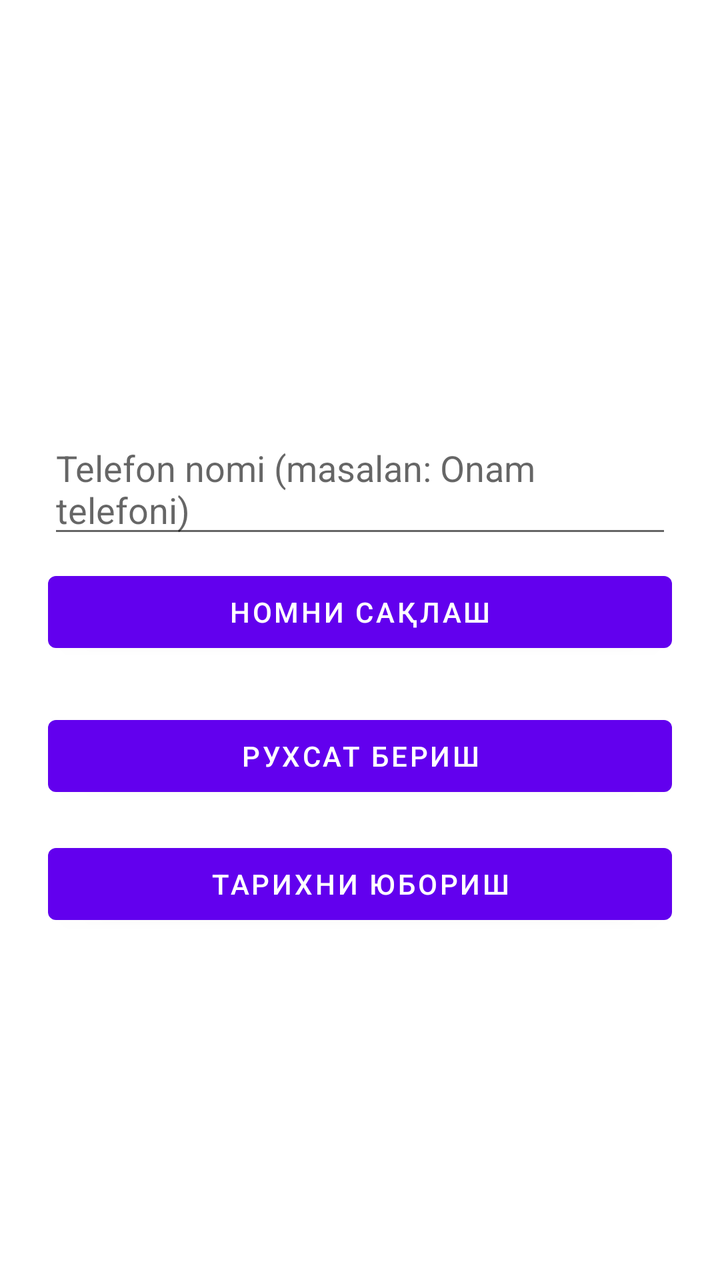
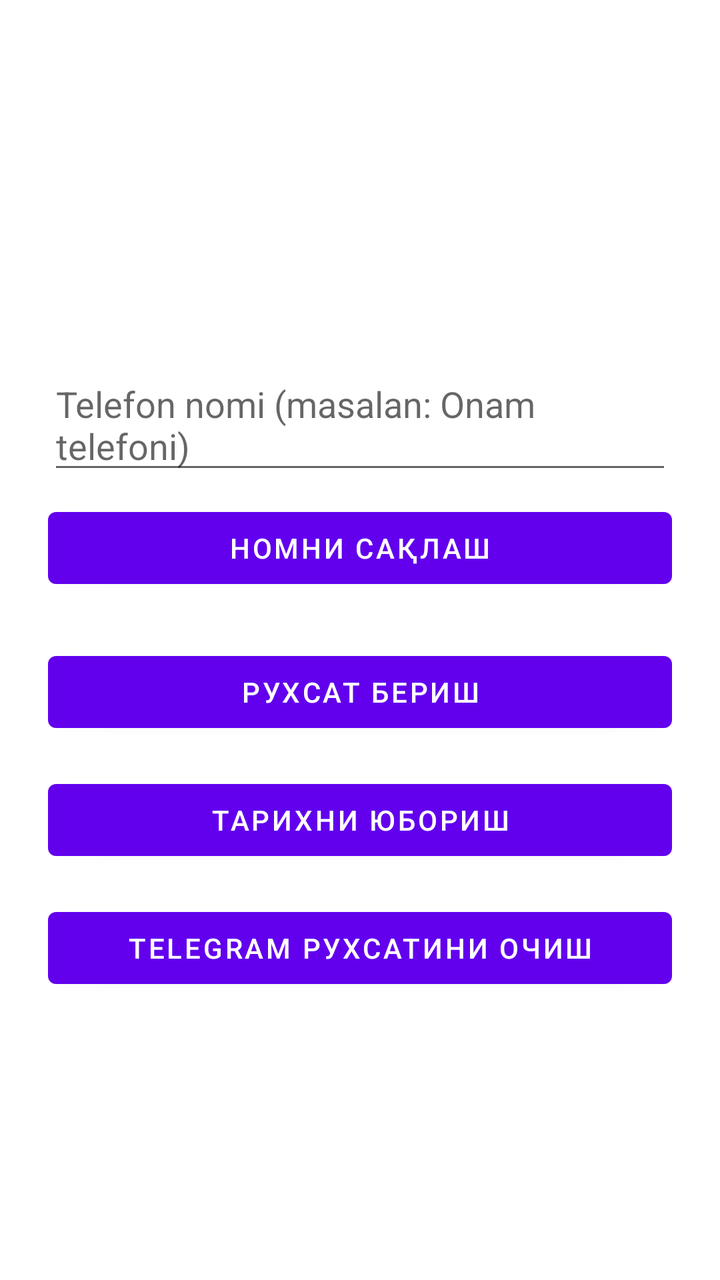

Compare the two renders of this Android layout. The source of the first and the diff that turns it into the second are given below.
<!-- AndroidManifest.xml: application theme Theme.Kuzatuv -->
<!-- res/layout/activity_main.xml -->
<?xml version="1.0" encoding="utf-8"?>
<LinearLayout xmlns:android="http://schemas.android.com/apk/res/android"
    android:layout_width="match_parent"
    android:layout_height="match_parent"
    android:orientation="vertical"
    android:gravity="center"
    android:padding="24dp">

    <TextView
        android:id="@+id/statusText"
        android:layout_width="wrap_content"
        android:layout_height="wrap_content"
        android:textSize="16sp"
        android:layout_marginBottom="16dp" />

    <EditText
        android:id="@+id/deviceNameInput"
        android:layout_width="match_parent"
        android:layout_height="wrap_content"
        android:hint="Telefon nomi (masalan: Onam telefoni)"
        android:layout_marginBottom="8dp" />

    <Button
        android:id="@+id/btnSaveDeviceName"
        android:layout_width="match_parent"
        android:layout_height="wrap_content"
        android:text="Номни сақлаш"
        android:layout_marginBottom="24dp" />

    <Button
        android:id="@+id/btnPermission"
        android:layout_width="match_parent"
        android:layout_height="wrap_content"
        android:text="Рухсат бериш"
        android:layout_marginBottom="16dp" />

    <Button
        android:id="@+id/btnSyncHistory"
        android:layout_width="match_parent"
        android:layout_height="wrap_content"
        android:text="Тарихни юбориш" />

</LinearLayout>
<!-- resources referenced by this layout -->
<resources>
  <style name="Theme.Kuzatuv" parent="Theme.MaterialComponents.DayNight.NoActionBar" />
</resources>

<!-- the commit's change to res/layout/activity_main.xml (unified diff, before → after) -->
@@ -38,6 +38,13 @@
         android:id="@+id/btnSyncHistory"
         android:layout_width="match_parent"
         android:layout_height="wrap_content"
-        android:text="Тарихни юбориш" />
+        android:text="Тарихни юбориш"
+        android:layout_marginBottom="16dp" />
+
+    <Button
+        android:id="@+id/btnNotificationAccess"
+        android:layout_width="match_parent"
+        android:layout_height="wrap_content"
+        android:text="Telegram рухсатини очиш" />
 
 </LinearLayout>
